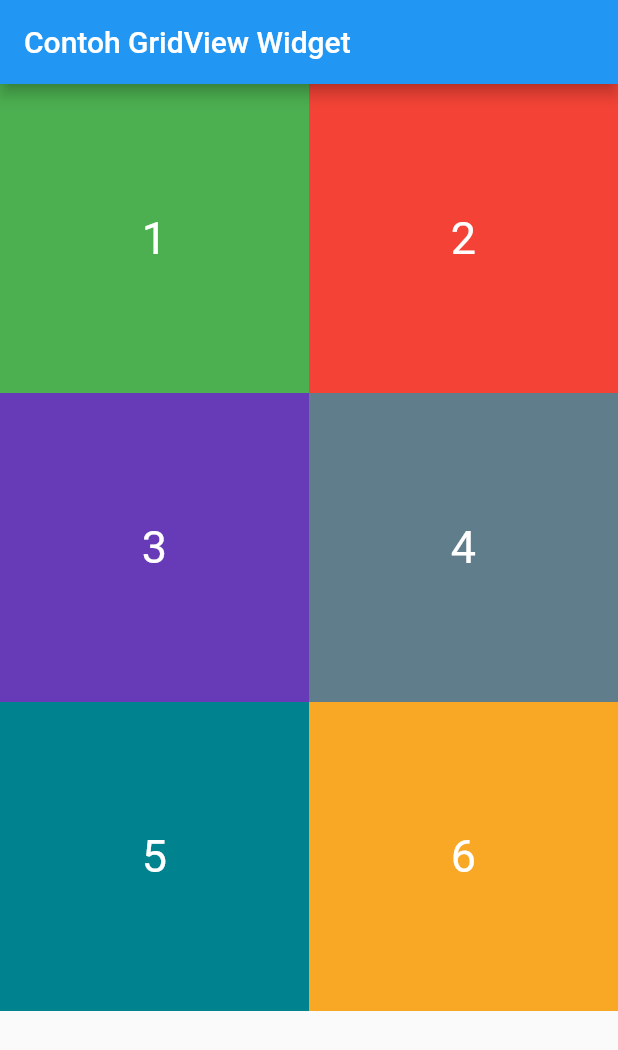
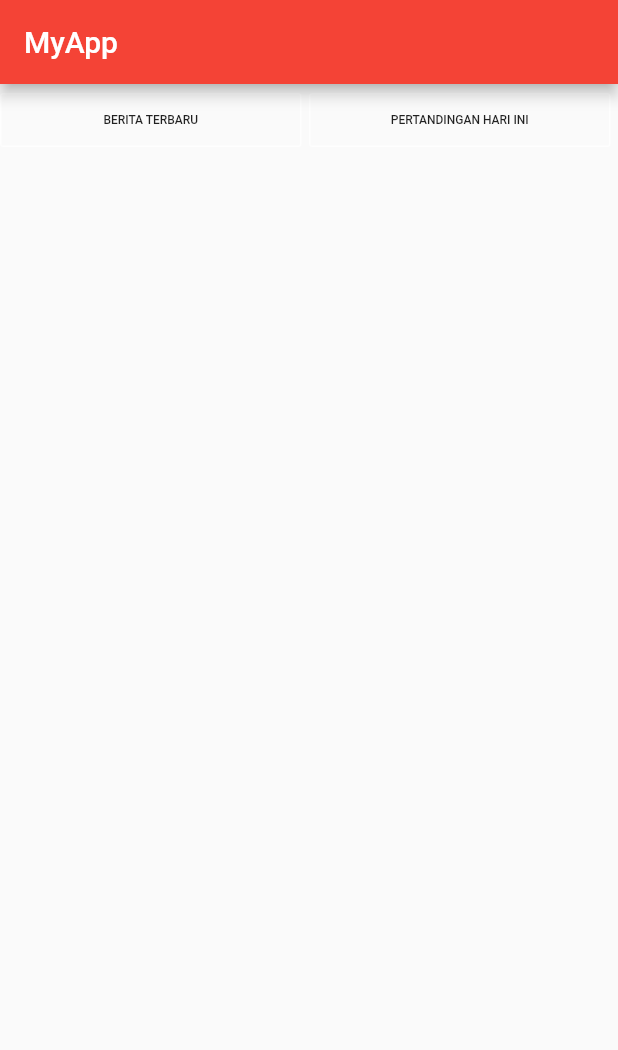
Before and after one commit to polinema-mobile/praktikum-02-layout-web-bola-putriwahyun, a Flutter app: the screen it shows after launch, on a phone screen of 412 x 824 dp. Shown: the top 1050 px of the screen. Run offline on Flutter 3.47's test engine with Material 2 defaults, Android fonts, the phone set to English and light mode, and no system bars.

Commit message:
Praktikum > Membuat Button

```diff
--- a/lib/main.dart
+++ b/lib/main.dart
@@ -9,52 +9,75 @@ class MyApp extends StatelessWidget {
   Widget build(BuildContext context) {
     return MaterialApp(
       debugShowCheckedModeBanner: false,
+      theme: ThemeData(
+        primarySwatch: Colors.red,
+        visualDensity: VisualDensity.adaptivePlatformDensity,
+      ),
       home: Scaffold(
         appBar: AppBar(
-          title: Text("Contoh GridView Widget"),
+          title: Text("MyApp"),
         ),
-        body: GridView.count(
-          crossAxisCount: 2,
+        body: Container(
+          child: Row(
+            mainAxisAlignment: MainAxisAlignment.spaceBetween,
+            children: <Widget>[
+              Expanded(
+                child: OutlineButton(
+                  onPressed: () {},
+                  borderSide: BorderSide(color: Colors.white70),
+                  child: Text("BERITA TERBARU", style: TextStyle(fontSize:8)),
+                ),
+              ),
+              SizedBox(
+                width: 5,
+              ),
+              Expanded(
+                child: OutlineButton(
+                  onPressed: () {},
+                  borderSide: BorderSide(color: Colors.white70),
+                  child: Text("PERTANDINGAN HARI INI", style: TextStyle(fontSize:8)),
+                ),
+              ),
+              SizedBox(
+                width: 5,
+              ),
+            ],
+            ),
+
+        ),
+      ),
+    );
+  }
+}
+
+class MyHomePage extends StatefulWidget {
+  MyHomePage({Key key, this.title}) : super(key: key);
+
+  final String title;
+
+  @override
+  _MyHomePageState createState() => _MyHomePageState();
+}
+
+class _MyHomePageState extends State<MyHomePage> {
+  String nama = "Putri Wahyu Ningsih";
+  String nim = "1931710136";
+
+  @override
+  Widget build(BuildContext context) {
+    return Scaffold(
+      appBar: AppBar(
+        title: Text(widget.title),
+      ),
+      body: Center(
+        child: Column(
+          mainAxisAlignment: MainAxisAlignment.center,
           children: <Widget>[
-            Container(
-              color: Colors.green,
-              alignment:Alignment.center,
-              child: Text("1", style: TextStyle(fontSize:30,color: Colors.white)),
+            Text(
+              '$nama',
             ),
-            Container(
-              color: Colors.red,
-              alignment:Alignment.center,
-              child: Text("2", style: TextStyle(fontSize:30,color: Colors.white)),
-              height: 400.0,
-              width: 300.0,
-            ),
-            Container(
-              color: Colors.deepPurple,
-              alignment:Alignment.center,
-              child: Text("3", style: TextStyle(fontSize:30,color: Colors.white)),
-              height: 200.0,
-              width: 200.0,
-            ),
-            Container(
-              color: Colors.blueGrey,
-              alignment:Alignment.center,
-              child: Text("4", style: TextStyle(fontSize:30,color: Colors.white)),
-              height: 200.0,
-              width: 200.0,
-            ),
-            Container(
-              color: Colors.cyan[800],
-              alignment:Alignment.center,
-              child: Text("5", style: TextStyle(fontSize:30,color: Colors.white)),
-              height: 200.0,
-              width: 200.0,
-            ),
-            Container(
-              color: Colors.yellow[800],
-              alignment:Alignment.center,
-              child: Text("6", style: TextStyle(fontSize:30,color: Colors.white)),
-              height: 200.0,
-              width: 200.0,
+            Text(
+              '$nim',
             ),
           ],
         ),
```
